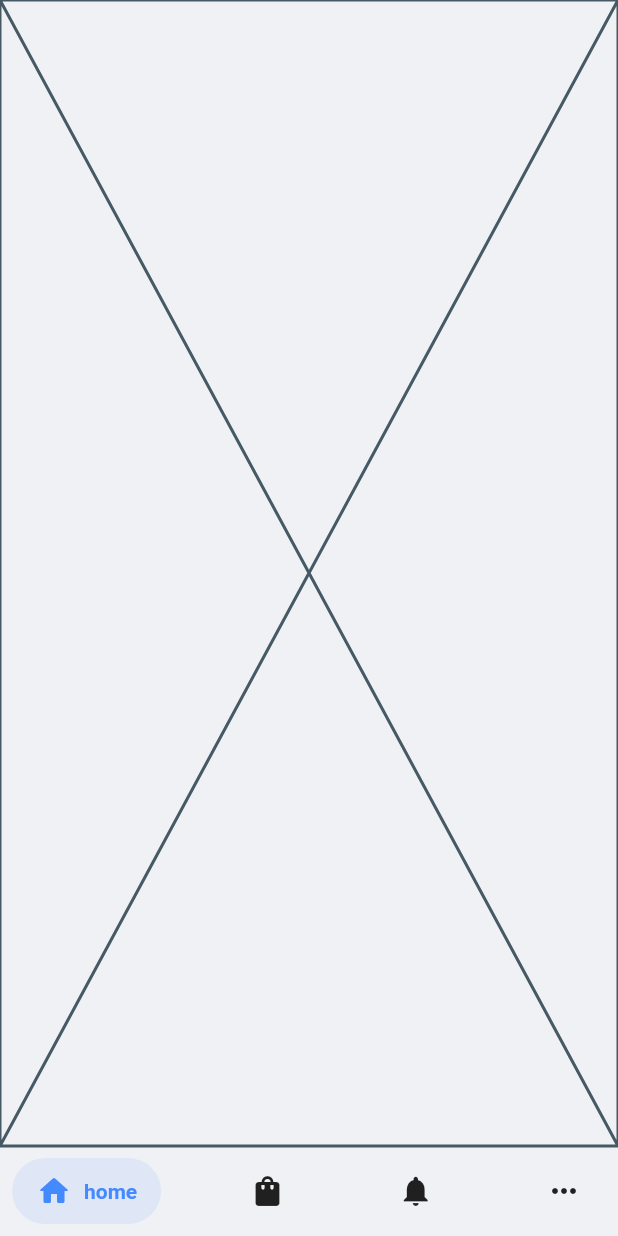
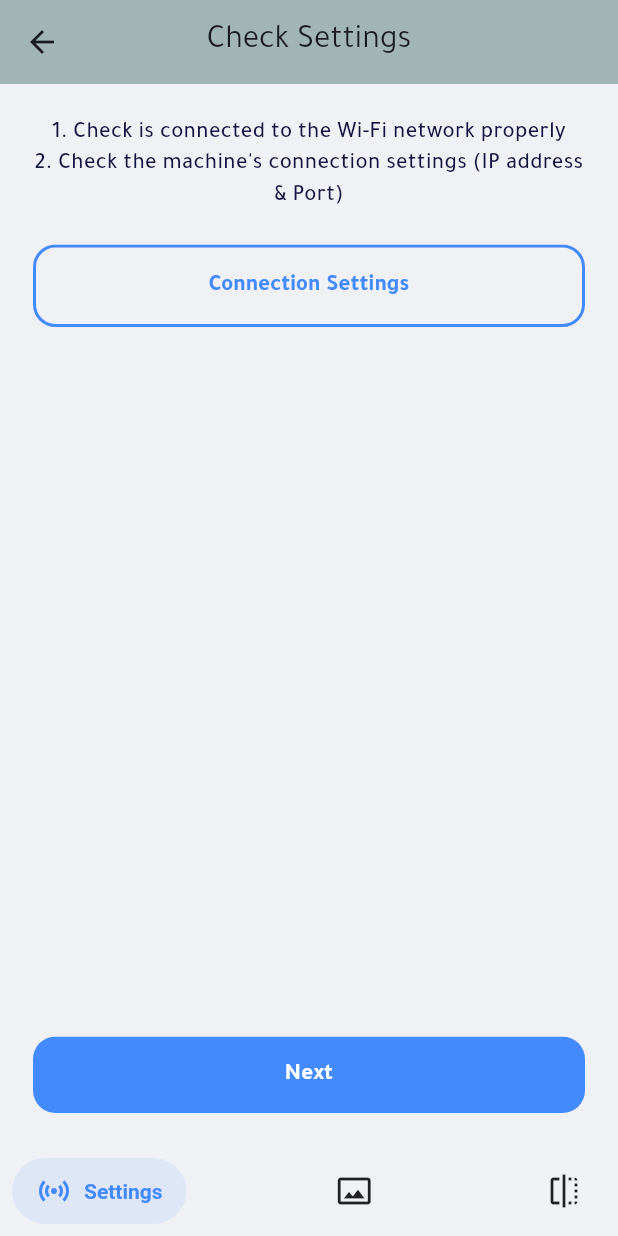
Before and after one commit to MAlazhariy/cnc_laser_machine, a Flutter app: the DashboardScreen screen opened directly, on a phone screen of 412 x 824 dp. Run offline on Flutter 3.47's test engine with Material 3 defaults, Android fonts, the light colour scheme and no system bars; drawn by our look-alikes of salomon_bottom_bar; our stand-ins replace connectivity_plus, dio, easy_localization, get_it, internet_connection_checker, shared_preferences and 1 more; accounts and stored records are empty.

Commit message:
handle convert pic screen

```diff
--- a/assets/translations/ar.json
+++ b/assets/translations/ar.json
@@ -18,5 +18,13 @@
   "failed_to_load_data_try_again": "@:failed_to_load_data، يرجى المحاولة مرة أخرى",
   "this_field_required": "هذا الحقل مطلوب",
   "save": "حفظ",
-  "settings": "الإعدادات"
+  "settings": "الإعدادات",
+  "connection_settings": "إعدادات الاتصال",
+  "check_settings": "تحقق من الإعدادات",
+  "check_settings_description": "1. تحقق من الاتصال بشبكة الواي فاي\n2. تحقق من إعدادات الاتصال بالماكينة (Ip address & Port)",
+  "next": "التالي",
+  "conversion": "التحويل",
+  "convert_picture": "تحويل الصورة",
+  "convert_picture_description": "بعد تحويل الصورة وتحميل الملف النهائي على جهازك، قم بالضغط على \"التالي\"",
+  "print": "طباعة"
 }
--- a/assets/translations/en.json
+++ b/assets/translations/en.json
@@ -18,5 +18,13 @@
   "failed_to_load_data_try_again": "@:failed_to_load_data, please try again",
   "this_field_required": "This field is required",
   "save": "Save",
-  "settings": "Settings"
+  "settings": "Settings",
+  "connection_settings": "Connection Settings",
+  "check_settings": "Check Settings",
+  "check_settings_description": "1. Check is connected to the Wi-Fi network properly\n2. Check the machine's connection settings (IP address & Port)",
+  "next": "Next",
+  "conversion": "Conversion",
+  "convert_picture": "Convert Picture",
+  "convert_picture_description": "After converting the image and downloading the final file to your device, click “Next”",
+  "print": "Print"
 }
--- a/lib/main.dart
+++ b/lib/main.dart
@@ -1,5 +1,6 @@
 
 import 'package:connection_wrapper/connection_wrapper.dart';
+import 'package:elaser/provider/dashboard_provider.dart';
 import 'package:elaser/provider/splash_provider.dart';
 import 'package:elaser/utils/languages.dart';
 import 'package:easy_localization/easy_localization.dart';
@@ -21,6 +22,7 @@ Future<void> main() async {
     MultiProvider(
       providers: [
         ChangeNotifierProvider(create: (context) => Di.sl<SplashProvider>()),
+        ChangeNotifierProvider(create: (context) => Di.sl<DashboardProvider>()),
       ],
       child: EasyLocalization(
         supportedLocales: Language.locales,
--- /dev/null
+++ b/lib/provider/dashboard_provider.dart
@@ -0,0 +1,57 @@
+import 'package:easy_localization/easy_localization.dart';
+import 'package:elaser/view/screens/check_config_screen.dart';
+import 'package:elaser/view/screens/convert_pic.dart';
+import 'package:elaser/view/screens/print_result.dart';
+import 'package:flutter/material.dart';
+import 'package:salomon_bottom_bar/salomon_bottom_bar.dart';
+
+class DashboardProvider extends ChangeNotifier {
+  int _index = 0;
+
+  final List<Widget> _screens = [
+    const CheckConfigScreen(),
+    const ConvertPicWebViewScreen(),
+    const PrintResult(),
+  ];
+
+  final List<SalomonBottomBarItem> _items = [
+    SalomonBottomBarItem(
+      // icon: Container(
+      //   padding: const EdgeInsets.all(AppSize.paddingExtraSmall + 2),
+      //   decoration: const BoxDecoration(
+      //     shape: BoxShape.circle,
+      //     color: kMainColor,
+      //   ),
+      //   child: Text("1", style: kBoldFontStyle.copyWith(color: Colors.white)),
+      // ),
+      icon: const Icon(Icons.sensors),
+      title: Text("settings".tr()),
+    ),
+    SalomonBottomBarItem(
+      icon: const Icon(Icons.photo_size_select_actual_outlined),
+      title: Text("conversion".tr()),
+    ),
+    SalomonBottomBarItem(
+      icon: const Icon(Icons.flip),
+      title: Text("print".tr()),
+    ),
+  ];
+
+  int get index => _index;
+
+  Widget get currentScreen => _screens[_index];
+
+  List<SalomonBottomBarItem> get salomonItems => _items;
+
+  void updateIndex(int index) {
+    _index = index;
+    notifyListeners();
+  }
+
+  void goToNextIndex() {
+    if (_index < _screens.length) {
+      _index++;
+      notifyListeners();
+    }
+  }
+}
--- a/lib/utils/constants.dart
+++ b/lib/utils/constants.dart
@@ -4,6 +4,7 @@ class AppConstants {
   // Global
   static const String appName = "E-laser";
   static const String defaultGRBLPort = "115200";
+  static const String convertPicSiteUrl = "https://tools.bytehamster.com/img2gco/index.php";
 
   // Uris
   static const String ROOT = '';
--- a/lib/utils/di_container.dart
+++ b/lib/utils/di_container.dart
@@ -1,6 +1,7 @@
 import 'dart:async';
 
 import 'package:elaser/data/repository/splash_repo.dart';
+import 'package:elaser/provider/dashboard_provider.dart';
 import 'package:elaser/provider/splash_provider.dart';
 import 'package:dio/dio.dart';
 import 'package:get_it/get_it.dart';
@@ -23,6 +24,7 @@ class Di {
 
     // Providers
     sl.registerFactory(() => SplashProvider(splashRepo: sl()));
+    sl.registerFactory(() => DashboardProvider());
 
     // External
     final sharedPreferences = await SharedPreferences.getInstance();
--- /dev/null
+++ b/lib/view/screens/check_config_screen.dart
@@ -0,0 +1,57 @@
+import 'package:easy_localization/easy_localization.dart';
+import 'package:elaser/helper/navigation/push.dart';
+import 'package:elaser/provider/dashboard_provider.dart';
+import 'package:elaser/utils/resources/app_text_styles.dart';
+import 'package:elaser/view/base/main_button.dart';
+import 'package:elaser/view/screens/connection_settings_screen.dart';
+import 'package:flutter/material.dart';
+import 'package:provider/provider.dart';
+
+class CheckConfigScreen extends StatefulWidget {
+  const CheckConfigScreen({super.key});
+
+  @override
+  State<CheckConfigScreen> createState() => _CheckConfigScreenState();
+}
+
+class _CheckConfigScreenState extends State<CheckConfigScreen> {
+  @override
+  Widget build(BuildContext context) {
+    return Scaffold(
+      appBar: AppBar(
+        title: Text('check_settings'.tr()),
+      ),
+      body: Center(
+        child: Padding(
+          padding: const EdgeInsets.all(22),
+          child: Column(
+            crossAxisAlignment: CrossAxisAlignment.center,
+            children: [
+              Text(
+                'check_settings_description'.tr(),
+                style: kMediumFontStyle,
+                textAlign: TextAlign.center,
+              ),
+              const SizedBox(height: 22),
+              MainButton(
+                title: 'connection_settings'.tr(),
+                outlined: true,
+                onPressed: () {
+                  pushTo(context, const ConnectionSettingsScreen());
+                },
+              ),
+              // const SizedBox(height: 50),
+              const Spacer(),
+              MainButton(
+                title: 'next'.tr(),
+                onPressed: () {
+                  Provider.of<DashboardProvider>(context, listen: false).goToNextIndex();
+                },
+              ),
+            ],
+          ),
+        ),
+      ),
+    );
+  }
+}
--- a/lib/view/screens/dashboard_screen.dart
+++ b/lib/view/screens/dashboard_screen.dart
@@ -1,6 +1,6 @@
-import 'package:easy_localization/easy_localization.dart';
-import 'package:elaser/view/screens/home_screen.dart';
+import 'package:elaser/provider/dashboard_provider.dart';
 import 'package:flutter/material.dart';
+import 'package:provider/provider.dart';
 import 'package:salomon_bottom_bar/salomon_bottom_bar.dart';
 
 class DashboardScreen extends StatefulWidget {
@@ -11,46 +11,22 @@ class DashboardScreen extends StatefulWidget {
 }
 
 class _DashboardScreenState extends State<DashboardScreen> {
-  int _currentIndex = 0;
-
-  static const List<Widget> _widgetOptions = <Widget>[
-    HomeScreen(),
-  ];
-
-  @override
-  void initState() {
-    super.initState();
-
-    WidgetsBinding.instance.addPostFrameCallback((timeStamp) {
-    });
-  }
 
   @override
   Widget build(BuildContext context) {
-    return Scaffold(
-      body: _widgetOptions.elementAt(_currentIndex),
-      bottomNavigationBar: SalomonBottomBar(
-        currentIndex: _currentIndex,
-        onTap: (i) => setState(() => _currentIndex = i),
-        items: [
-          SalomonBottomBarItem(
-            icon: const Icon(Icons.home_rounded),
-            title: Text("home".tr()),
+    return Selector<DashboardProvider, int>(
+      selector: (context, dashboardProvider) => dashboardProvider.index,
+      shouldRebuild: (p, c) => p != c,
+      builder: (context, index, _){
+        return Scaffold(
+          body: Provider.of<DashboardProvider>(context, listen: false).currentScreen,
+          bottomNavigationBar: SalomonBottomBar(
+            currentIndex: index,
+            onTap: (i) => Provider.of<DashboardProvider>(context, listen: false).updateIndex(i),
+            items: Provider.of<DashboardProvider>(context, listen: false).salomonItems,
           ),
-          SalomonBottomBarItem(
-            icon: const Icon(Icons.shopping_bag),
-            title: Text("my_orders".tr()),
-          ),
-          SalomonBottomBarItem(
-            icon: const Icon(Icons.notifications),
-            title: Text("notifications".tr()),
-          ),
-          SalomonBottomBarItem(
-            icon: const Icon(Icons.more_horiz),
-            title: Text("settings".tr()),
-          ),
-        ],
-      ),
+        );
+      },
     );
   }
 }
--- a/lib/view/screens/home_screen.dart
+++ /dev/null
@@ -1,15 +0,0 @@
-import 'package:flutter/material.dart';
-
-class HomeScreen extends StatefulWidget {
-  const HomeScreen({super.key});
-
-  @override
-  State<HomeScreen> createState() => _HomeScreenState();
-}
-
-class _HomeScreenState extends State<HomeScreen> {
-  @override
-  Widget build(BuildContext context) {
-    return const Placeholder();
-  }
-}
--- a/lib/view/screens/splash_screen.dart
+++ b/lib/view/screens/splash_screen.dart
@@ -5,7 +5,7 @@ import 'package:elaser/utils/resources/app_size.dart';
 import 'package:elaser/utils/resources/app_text_styles.dart';
 import 'package:elaser/utils/resources/color_manager.dart';
 import 'package:elaser/view/screens/dashboard_screen.dart';
-import 'package:elaser/view/screens/settings_screen.dart';
+import 'package:elaser/view/screens/connection_settings_screen.dart';
 import 'package:flutter/material.dart';
 import 'package:provider/provider.dart';
 
@@ -35,7 +35,7 @@ class _SplashScreenState extends State<SplashScreen> {
     if(hasData){
       pushAndFinish(context, const DashboardScreen());
     } else {
-      pushAndFinish(context, const SettingsScreen());
+      pushAndFinish(context, const ConnectionSettingsScreen());
     }
   }
 
--- a/pubspec.yaml
+++ b/pubspec.yaml
@@ -19,6 +19,8 @@ dependencies:
   url_launcher: ^6.2.2
   connection_wrapper:
     path: my_packages/conncection_wrapper
+  webview_flutter: ^4.4.3
+  fluttertoast: ^8.2.4
 
 
 dev_dependencies:
```
Also changed, not shown: lib/view/base/webview_screen.dart (added, +70 -0 lines), lib/view/screens/connection_settings_screen.dart (renamed from lib/view/screens/settings_screen.dart, +24 -20 lines), lib/view/screens/convert_pic.dart (added, +62 -0 lines), lib/view/screens/print_result.dart (added, +62 -0 lines), pubspec.lock, 1 other file.
